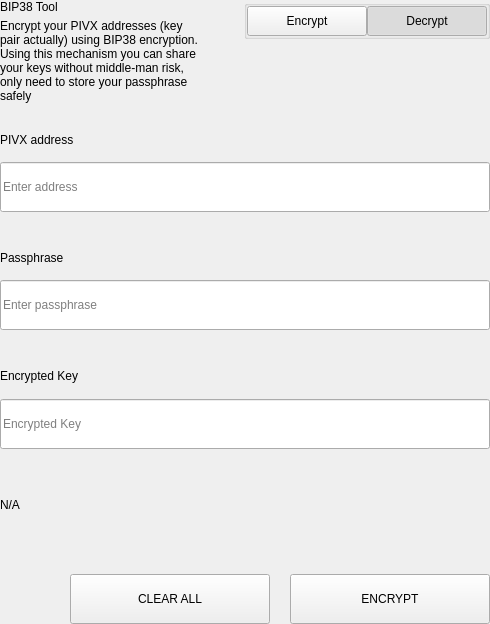
Old version of the form src/qt/pivx/settings/forms/settingsbittoolwidget.ui in the repository Euno/eunowallet.
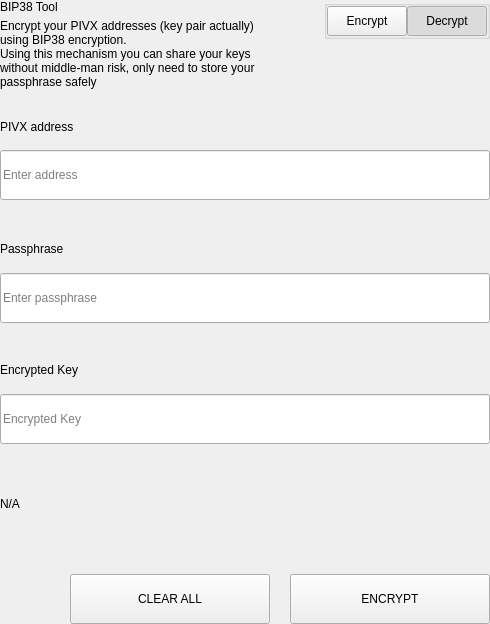
New version of the form.

The edit to the form file:
```diff
--- a/src/qt/pivx/settings/forms/settingsbittoolwidget.ui
+++ b/src/qt/pivx/settings/forms/settingsbittoolwidget.ui
@@ -120,13 +120,13 @@
               <widget class="QPushButton" name="pushLeft">
                <property name="minimumSize">
                 <size>
-                 <width>120</width>
+                 <width>0</width>
                  <height>30</height>
                 </size>
                </property>
                <property name="maximumSize">
                 <size>
-                 <width>120</width>
+                 <width>300</width>
                  <height>30</height>
                 </size>
                </property>
@@ -148,13 +148,13 @@
               <widget class="QPushButton" name="pushRight">
                <property name="minimumSize">
                 <size>
-                 <width>120</width>
+                 <width>0</width>
                  <height>30</height>
                 </size>
                </property>
                <property name="maximumSize">
                 <size>
-                 <width>120</width>
+                 <width>300</width>
                  <height>30</height>
                 </size>
                </property>
```
